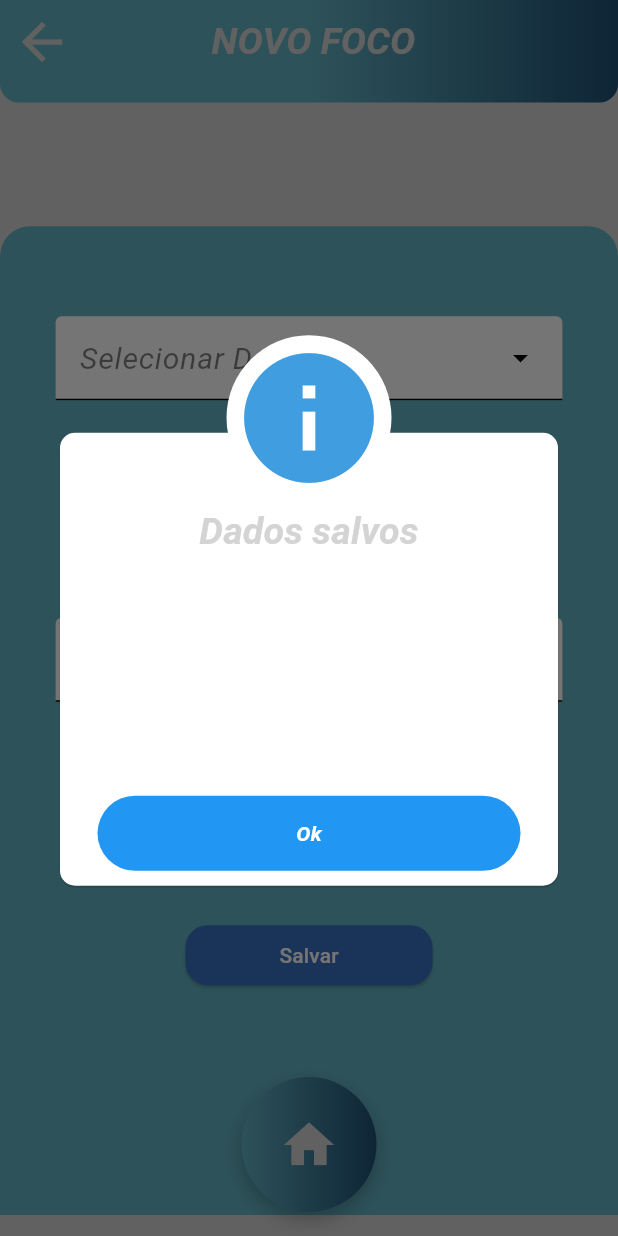
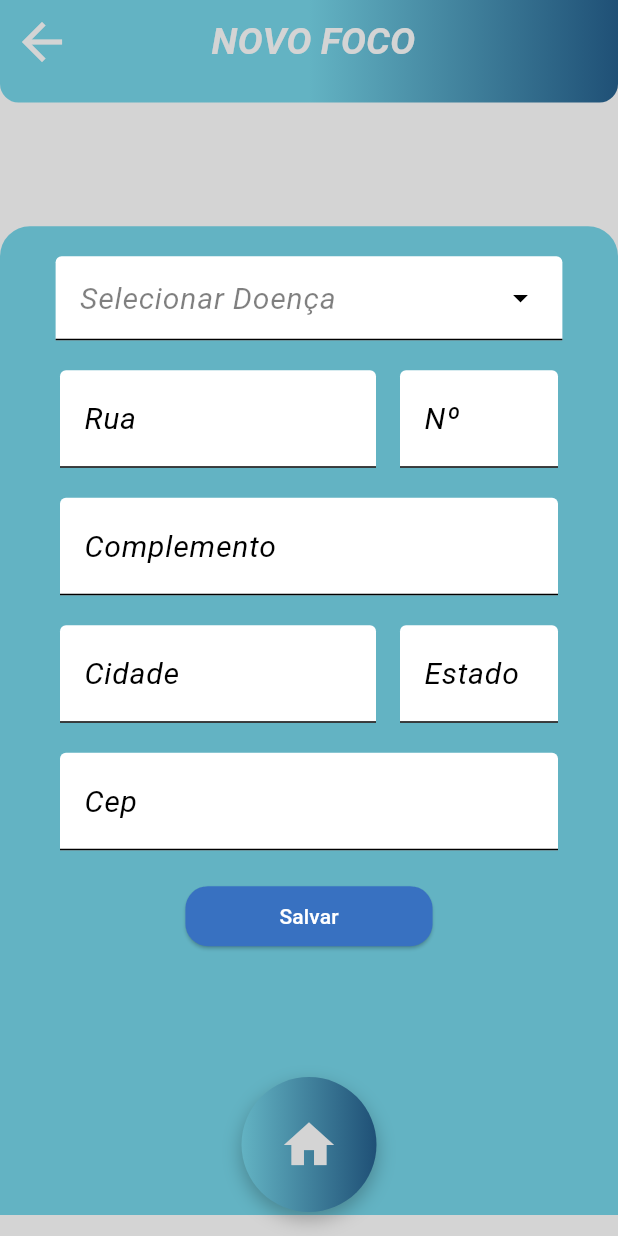
Before and after one commit to GabrielHR0sa/HealthCheck_front-end, a Flutter app: the FocusPage screen opened by its route, after a tap on "Salvar", on a phone screen of 412 x 824 dp. Run offline on Flutter 3.47's test engine with Material 3 defaults, Android fonts, the light colour scheme and no system bars; drawn by our look-alikes of flutter_animate; our stand-ins replace awesome_dialog, dio, flutter_spinkit, google_fonts, mask_text_input_formatter, shared_preferences; accounts and stored records are empty; Roboto replaces fonts that are missing (Ubuntu).

Commit message:
update on focus page, was needed to change some fields to attend api requisits

```diff
--- a/lib/src/service/case_service.dart
+++ b/lib/src/service/case_service.dart
@@ -21,7 +21,7 @@ class CaseService {
         '/search',
         data:
             searchDTO
-                .toJson(), // Importante: GET com body, compatível só se o backend aceitar — se não, converte para query params
+                .toJson(),
       );
       return response;
     } on DioException catch (e) {
--- a/lib/src/view/focus_page.dart
+++ b/lib/src/view/focus_page.dart
@@ -2,29 +2,30 @@ import 'package:flutter/material.dart';
 import 'package:flutter_animate/flutter_animate.dart';
 import 'package:health_check/src/model/gravities.dart';
 import 'package:health_check/src/model/sickness.dart';
-import 'package:health_check/src/widget/dialogs.dart';
-import 'package:intl/intl.dart';
 import 'package:mask_text_input_formatter/mask_text_input_formatter.dart';
 
 List<Map<String, dynamic>> GraL = gravities;
 List<Map<String, dynamic>> SicL = sickness;
 
 TextEditingController selSic = TextEditingController();
-TextEditingController selDat = TextEditingController();
-TextEditingController selGra = TextEditingController();
-TextEditingController selObs = TextEditingController();
+TextEditingController selRua = TextEditingController();
+TextEditingController selNum = TextEditingController();
+TextEditingController selCom = TextEditingController();
+TextEditingController selBai = TextEditingController();
+TextEditingController selCid = TextEditingController();
+TextEditingController selEst = TextEditingController();
+TextEditingController selCep = TextEditingController();
 
 _clearFields() {
   selSic.clear();
-  selDat.clear();
-  selGra.clear();
-  selObs.clear();
+  selRua.clear();
+  selNum.clear();
+  selCom.clear();
+  selBai.clear();
+  selCid.clear();
+  selEst.clear();
+  selCep.clear();
 }
-
-final MaskTextInputFormatter dateFormatter = MaskTextInputFormatter(
-  mask: '##/##/####',
-  filter: {'#': RegExp(r'[0-9]')},
-);
 
 class FocusPage extends StatefulWidget {
   const FocusPage({super.key});
@@ -38,9 +39,6 @@ class _FocusPageState extends State<FocusPage> {
 
   @override
   void initState() {
-    final now = DateTime.now();
-    final dateFormatter = DateFormat('dd/MM/yyyy');
-    selDat = TextEditingController(text: dateFormatter.format(now));
     super.initState();
   }
 
@@ -80,10 +78,17 @@ class _FocusPageState extends State<FocusPage> {
               onPressed: () {
                 Navigator.of(context).popAndPushNamed('/home');
               },
-              icon: Icon(Icons.arrow_back, color: Theme.of(context).colorScheme.background, size: 40),
+              icon: Icon(
+                Icons.arrow_back,
+                color: Theme.of(context).colorScheme.background,
+                size: 40,
+              ),
             ),
             title: Center(
-              child: Text('NOVO FOCO', style: Theme.of(context).textTheme.titleLarge,),
+              child: Text(
+                'NOVO FOCO',
+                style: Theme.of(context).textTheme.titleLarge,
+              ),
             ),
             actions: [Container(width: 50)],
             backgroundColor: Colors.transparent, // importante!
@@ -116,7 +121,7 @@ class _FocusPageState extends State<FocusPage> {
                   ),
                 ),
               ),
-              SizedBox(height: altura * 0.1,),
+              SizedBox(height: altura * 0.1),
               Container(
                 width: largura * 1,
                 height: altura * 0.8,
@@ -130,52 +135,87 @@ class _FocusPageState extends State<FocusPage> {
                 child: Column(
                   mainAxisAlignment: MainAxisAlignment.start,
                   children: [
-                    SizedBox(height: 60),
+                    SizedBox(height: 20),
                     DropDownSic(notifierSic: _sicNotifier),
-                    SizedBox(height: 40),
+                    SizedBox(height: 20),
+                    Padding(
+                      padding: const EdgeInsets.symmetric(horizontal: 40),
+                      child: Row(
+                        children: [
+                          Expanded(
+                            flex: 6,
+                            child: TextFormField(
+                              controller: selRua,
+                              decoration: const InputDecoration(
+                                filled: true,
+                                labelText: 'Rua',
+                              ),
+                            ),
+                          ),
+                          const SizedBox(width: 16), // espaço entre os campos
+                          Expanded(
+                            flex: 3,
+                            child: TextFormField(
+                              controller: selNum,
+                              decoration: const InputDecoration(
+                                filled: true,
+                                labelText: 'Nº',
+                              ),
+                            ),
+                          ),
+                        ],
+                      ),
+                    ),
+                    SizedBox(height: 20),
                     Padding(
                       padding: const EdgeInsets.symmetric(horizontal: 40),
                       child: TextFormField(
-                        controller: selDat,
-                        keyboardType: TextInputType.number,
-                        focusNode: _focusDate,
-                        inputFormatters: [dateFormatter],
+                        controller: selCom,
                         decoration: InputDecoration(
                           filled: true,
-                          labelText: 'Data',
-                          hintText: 'dd/mm/yyyy',
-                          suffixIcon: IconButton(
-                            onPressed: () {
-                              setState(() {
-                                final now = DateTime.now();
-                                final dateFormatter = DateFormat('dd/MM/yyyy');
-                                selDat = TextEditingController(
-                                  text: dateFormatter.format(now),
-                                );
-                              });
-                            },
-                            icon: const Icon(Icons.calendar_month),
+                          labelText: 'Complemento',
+                        ),
+                      ),
+                    ),SizedBox(height: 20),
+                    Padding(
+                      padding: const EdgeInsets.symmetric(horizontal: 40),
+                      child: Row(
+                        children: [
+                          Expanded(
+                            flex: 6,
+                            child: TextFormField(
+                              controller: selCid,
+                              decoration: const InputDecoration(
+                                filled: true,
+                                labelText: 'Cidade',
+                              ),
+                            ),
                           ),
-                        ),
-                        onTapOutside: (event) {
-                          _focusDate.unfocus();
-                        },
+                          const SizedBox(width: 16), // espaço entre os campos
+                          Expanded(
+                            flex: 3,
+                            child: TextFormField(
+                              controller: selEst,
+                              decoration: const InputDecoration(
+                                filled: true,
+                                labelText: 'Estado',
+                              ),
+                            ),
+                          ),
+                        ],
                       ),
                     ),
-                    SizedBox(height: 40),
-                    DropDownGra(notifierGra: _graNotifier),
-                    SizedBox(height: 40),
+                     SizedBox(height: 20),
                     Padding(
                       padding: const EdgeInsets.symmetric(horizontal: 40),
                       child: TextFormField(
-                        controller: selObs,
+                        controller: selCep,
                         decoration: InputDecoration(
                           filled: true,
-                          labelText: 'Observações',
+                          labelText: 'Cep',
                         ),
                       ),
-                    ),
-                    SizedBox(height: 40),
+                    ),SizedBox(height: 20),
                     Row(
                       mainAxisAlignment: MainAxisAlignment.center,
                       children: [
@@ -194,17 +234,6 @@ class _FocusPageState extends State<FocusPage> {
                               ),
                             ),
                             onPressed: () async {
-                              Dialogs.information(
-                                context,
-                                'Dados salvos',
-                                'Cod Doença: ${selSic.text}' +
-                                    '\n' +
-                                    'Data:${selDat.text}' +
-                                    '\n' +
-                                    'Cod Gravidade:${selGra.text}' +
-                                    '\n' +
-                                    'Observação:${selObs.text}',
-                              );
                               _clearFields();
                             },
                             child: const Text(
@@ -249,7 +278,7 @@ class _FocusPageState extends State<FocusPage> {
             onPressed: () {
               Navigator.of(context).popAndPushNamed('/home');
             },
-            icon:  Icon(
+            icon: Icon(
               Icons.home,
               size: 40,
               color: Theme.of(context).colorScheme.background,
@@ -259,58 +288,6 @@ class _FocusPageState extends State<FocusPage> {
       ),
 
       floatingActionButtonLocation: FloatingActionButtonLocation.centerFloat,
-    );
-  }
-}
-
-class DropDownGra extends StatefulWidget {
-  final ValueNotifier<String> notifierGra; // Adicione um ValueNotifier
-  const DropDownGra({super.key, required this.notifierGra});
-
-  @override
-  State<DropDownGra> createState() => _DropDownGraState();
-}
-
-class _DropDownGraState extends State<DropDownGra> {
-  @override
-  Widget build(BuildContext context) {
-    final largura = MediaQuery.of(context).size.width;
-
-    // Verifica se AtvL está vazio, caso contrário, exibe a mensagem padrão
-    final List<Map<String, dynamic>> dropdownItems = GraL;
-
-    return ValueListenableBuilder<String>(
-      valueListenable: widget.notifierGra, // Use o ValueNotifier
-      builder: (context, selectedGra, child) {
-        return DropdownMenu<String>(
-          width: largura * 0.82,
-          initialSelection: GraL[0]['desgra'],
-          onSelected: (String? value) {
-            // Atualiza o ValueNotifier e o controller SelNiv com o valor de codniv
-            Map<String, dynamic> selectedItem = dropdownItems.firstWhere(
-              (item) => item['desgra'] == value,
-            );
-            widget.notifierGra.value =
-                value!; // Atualiza o ValueNotifier com o valor exibido (desniv)
-            selGra.text =
-                selectedItem['codgra']
-                    .toString(); // Atualiza o SelNiv com o valor de codniv
-          },
-          dropdownMenuEntries:
-              dropdownItems.map<DropdownMenuEntry<String>>((
-                Map<String, dynamic> item,
-              ) {
-                // Exibe 'desniv' no menu, mas o valor selecionado será 'codniv'
-                String displayValue = item['desgra'] as String;
-                return DropdownMenuEntry<String>(
-                  value: displayValue,
-                  label: displayValue,
-                );
-              }).toList(),
-          menuHeight: 400,
-          inputDecorationTheme: InputDecorationTheme(filled: true),
-        );
-      },
     );
   }
 }
```
Also changed, not shown: lib/src/model/case_register_dto.dart (+44 -0 lines), lib/src/model/case_search_request_dto.dart (+17 -0 lines).
